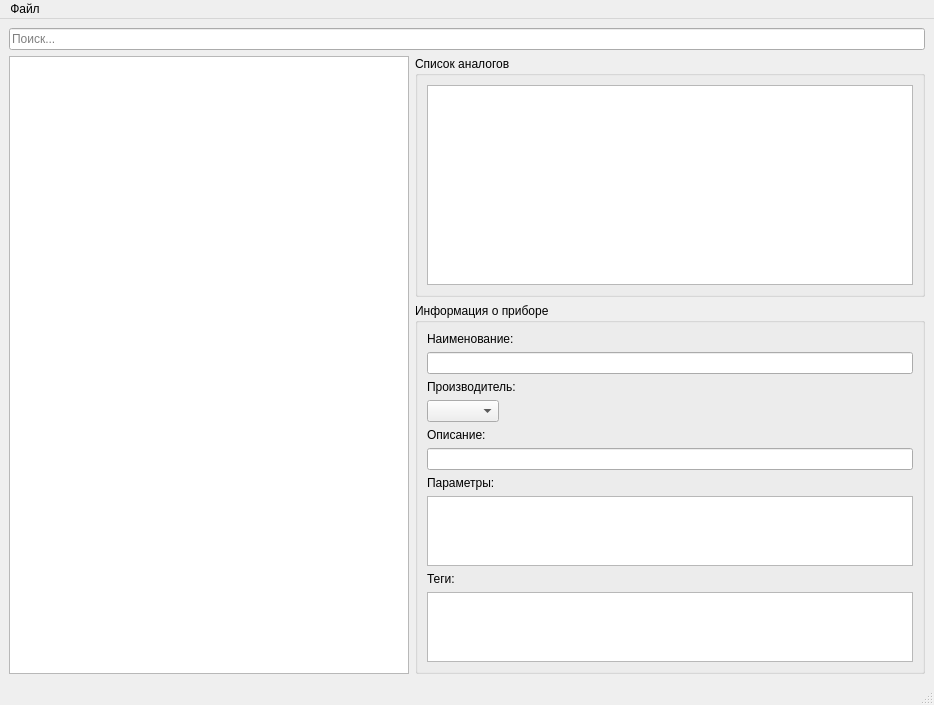
The window that mainwindow.ui (igrekus/subst) describes before a commit, drawn with Qt 5.
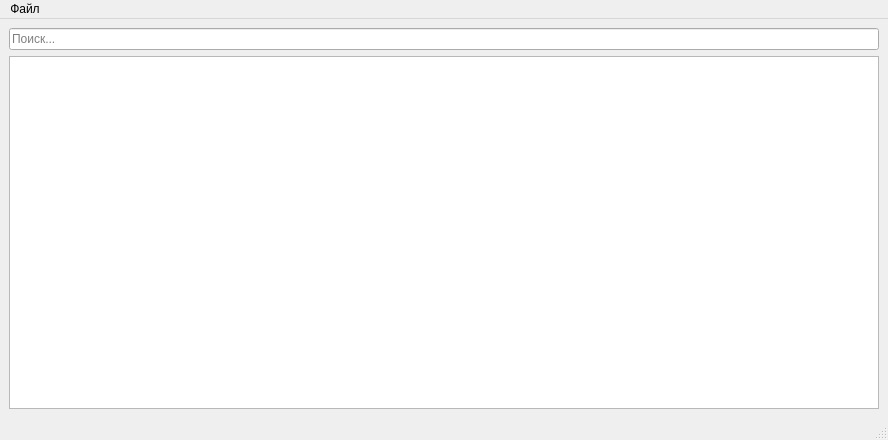
The same window after the commit.

Diff of the .ui file:
```diff
--- a/mainwindow.ui
+++ b/mainwindow.ui
@@ -6,139 +6,34 @@
    <rect>
     <x>0</x>
     <y>0</y>
-    <width>934</width>
-    <height>524</height>
+    <width>888</width>
+    <height>440</height>
    </rect>
   </property>
   <property name="windowTitle">
    <string>База аналогов</string>
   </property>
   <widget class="QWidget" name="centralwidget">
-   <layout class="QVBoxLayout" name="verticalLayout_4">
+   <layout class="QVBoxLayout" name="verticalLayout_2">
     <item>
-     <widget class="QLineEdit" name="editSearch">
-      <property name="placeholderText">
-       <string>Поиск...</string>
-      </property>
-     </widget>
-    </item>
-    <item>
-     <layout class="QHBoxLayout" name="horizontalLayout_2">
+     <layout class="QVBoxLayout" name="verticalLayout">
+      <item>
+       <widget class="QLineEdit" name="editSearch">
+        <property name="placeholderText">
+         <string>Поиск...</string>
+        </property>
+       </widget>
+      </item>
       <item>
        <widget class="QTreeView" name="treeDeviceList">
         <property name="maximumSize">
          <size>
-          <width>400</width>
+          <width>16777215</width>
           <height>16777215</height>
          </size>
         </property>
        </widget>
       </item>
-      <item>
-       <layout class="QVBoxLayout" name="verticalLayout_3">
-        <item>
-         <widget class="QGroupBox" name="groupSubst">
-          <property name="title">
-           <string>Список аналогов</string>
-          </property>
-          <layout class="QVBoxLayout" name="verticalLayout_2">
-           <item>
-            <widget class="QTableView" name="tableSubst">
-             <property name="minimumSize">
-              <size>
-               <width>0</width>
-               <height>200</height>
-              </size>
-             </property>
-            </widget>
-           </item>
-          </layout>
-         </widget>
-        </item>
-        <item>
-         <widget class="QGroupBox" name="groupInfo">
-          <property name="minimumSize">
-           <size>
-            <width>0</width>
-            <height>0</height>
-           </size>
-          </property>
-          <property name="title">
-           <string>Информация о приборе</string>
-          </property>
-          <layout class="QVBoxLayout" name="verticalLayout">
-           <item>
-            <widget class="QLabel" name="lbl">
-             <property name="text">
-              <string>Наименование:</string>
-             </property>
-            </widget>
-           </item>
-           <item>
-            <widget class="QLineEdit" name="editName"/>
-           </item>
-           <item>
-            <widget class="QLabel" name="lblVendor">
-             <property name="text">
-              <string>Производитель:</string>
-             </property>
-            </widget>
-           </item>
-           <item>
-            <layout class="QHBoxLayout" name="horizontalLayout">
-             <item>
-              <widget class="QComboBox" name="comboVEndor"/>
-             </item>
-             <item>
-              <spacer name="horizontalSpacer">
-               <property name="orientation">
-                <enum>Qt::Horizontal</enum>
-               </property>
-               <property name="sizeHint" stdset="0">
-                <size>
-                 <width>40</width>
-                 <height>20</height>
-                </size>
-               </property>
-              </spacer>
-             </item>
-            </layout>
-           </item>
-           <item>
-            <widget class="QLabel" name="lblDesc">
-             <property name="text">
-              <string>Описание:</string>
-             </property>
-            </widget>
-           </item>
-           <item>
-            <widget class="QLineEdit" name="editDesc"/>
-           </item>
-           <item>
-            <widget class="QLabel" name="lblSpecs">
-             <property name="text">
-              <string>Параметры:</string>
-             </property>
-            </widget>
-           </item>
-           <item>
-            <widget class="QPlainTextEdit" name="texteditSpecs"/>
-           </item>
-           <item>
-            <widget class="QLabel" name="lblTags">
-             <property name="text">
-              <string>Теги:</string>
-             </property>
-            </widget>
-           </item>
-           <item>
-            <widget class="QTextEdit" name="texteditTags"/>
-           </item>
-          </layout>
-         </widget>
-        </item>
-       </layout>
-      </item>
      </layout>
     </item>
    </layout>
@@ -151,7 +46,7 @@
     <rect>
      <x>0</x>
      <y>0</y>
-     <width>934</width>
+     <width>888</width>
      <height>18</height>
     </rect>
    </property>
```
